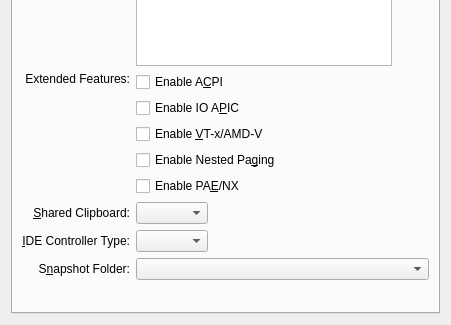
Old version of the form vbox/src/VBox/Frontends/VirtualBox4/ui/VBoxVMSettingsGeneral.ui in the repository jljuxgm/vboxgit; both pictures show x 0 to 451 and y 172 to 497 of the 451 by 497 pixel window.
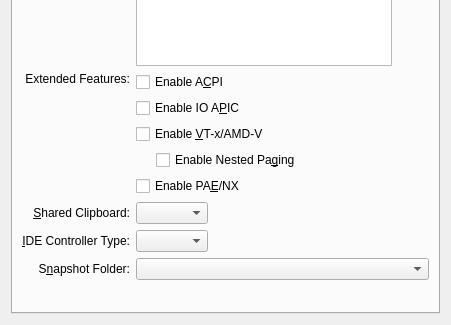
New version of the form. The open tabs and pages were chosen to show the change. Custom widgets are drawn as their Qt base class.

Commit message:
commit_16133 ------------------------------------------------------------------------ r16133 | vboxsync | 2009-01-21 20:30:45 +0800 (Wed, 21 Jan 2009) | 1 line
FE/Qt4: 3392: Create nested paging checkbox: Nested Paging checkbox aligned as VT-x/AMD-v child.
------------------------------------------------------------------------

Diff of the .ui file:
```diff
--- a/vbox/src/VBox/Frontends/VirtualBox4/ui/VBoxVMSettingsGeneral.ui
+++ b/vbox/src/VBox/Frontends/VirtualBox4/ui/VBoxVMSettingsGeneral.ui
@@ -698,6 +698,24 @@
           </widget>
          </item>
          <item>
+          <layout class="QHBoxLayout" >
+           <item>
+            <spacer>
+             <property name="orientation" >
+              <enum>Qt::Horizontal</enum>
+             </property>
+             <property name="sizeType" >
+              <enum>QSizePolicy::Fixed</enum>
+             </property>
+             <property name="sizeHint" >
+              <size>
+               <width>20</width>
+               <height>0</height>
+              </size>
+             </property>
+            </spacer>
+           </item>
+           <item>
           <widget class="QCheckBox" name="mCbNestedPaging" >
            <property name="sizePolicy" >
             <sizepolicy vsizetype="Fixed" hsizetype="MinimumExpanding" >
@@ -712,6 +730,8 @@
             <string>Enable Nested Pa&amp;ging</string>
            </property>
           </widget>
+           </item>
+          </layout>
          </item>
          <item>
           <widget class="QCheckBox" name="mCbPae" >
```
Lines whose indentation alone changed are shown as unchanged.
